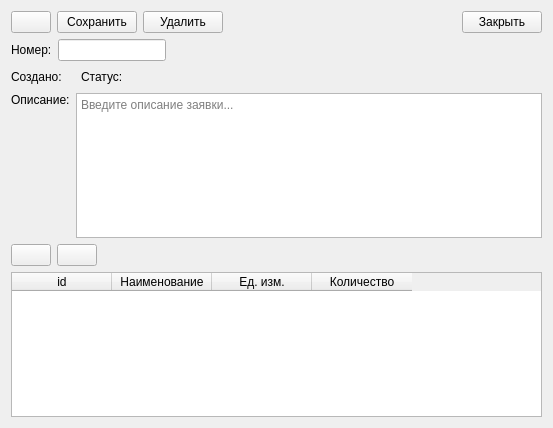
The window that interfaces/create_invoice.ui (RichCake/Kursovoj-proekt-Karpov-313IS) describes before a commit, drawn with Qt 5.
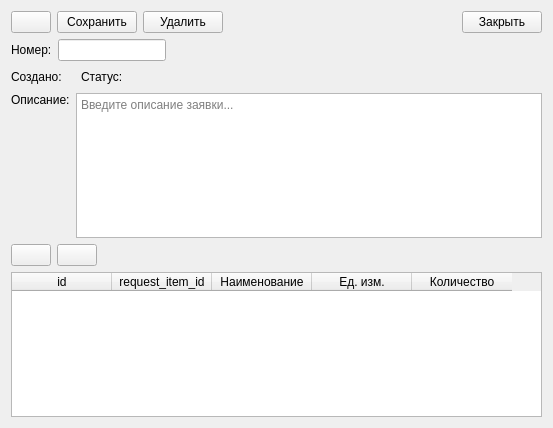
The same window after the commit. Icons and pictures are not drawn.

The edit to the form file:
```diff
--- a/interfaces/create_invoice.ui
+++ b/interfaces/create_invoice.ui
@@ -244,6 +244,11 @@
        <string>id</string>
       </property>
      </column>
+     <column>
+      <property name="text">
+       <string>request_item_id</string>
+      </property>
+     </column>
      <column>
       <property name="text">
        <string>Наименование</string>
```
